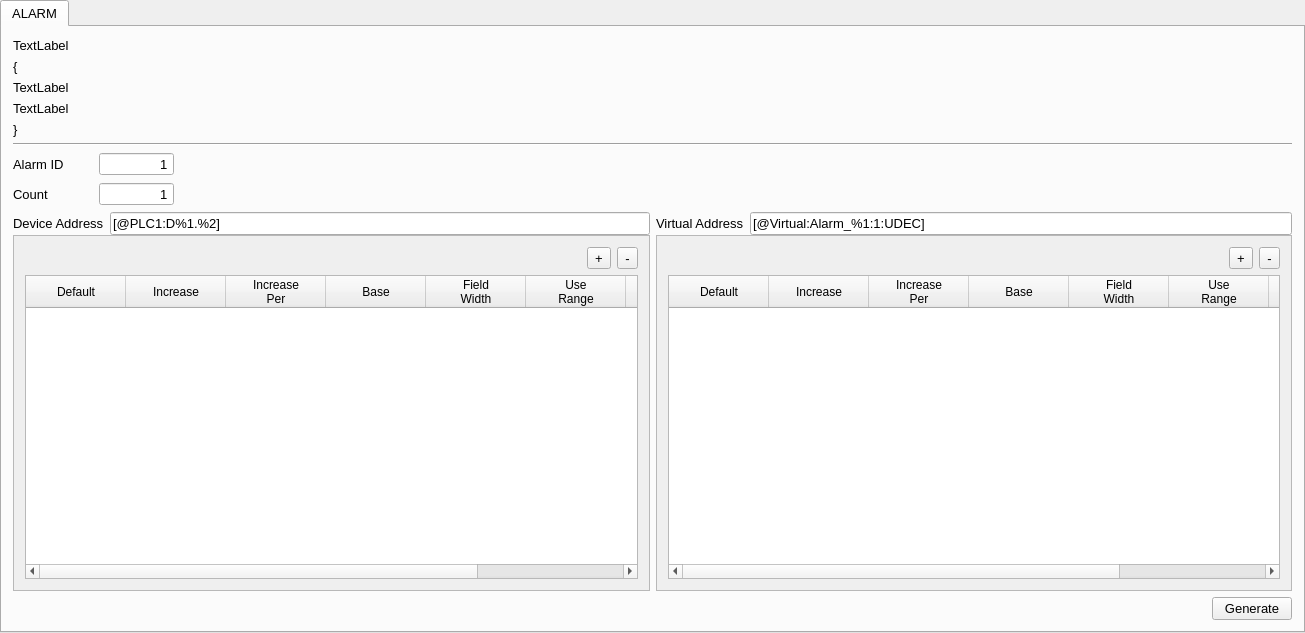
The window that MainWindow.ui (hyo0913/TDS-SecsGem-Script-Generator) describes before a commit, drawn with Qt 5.
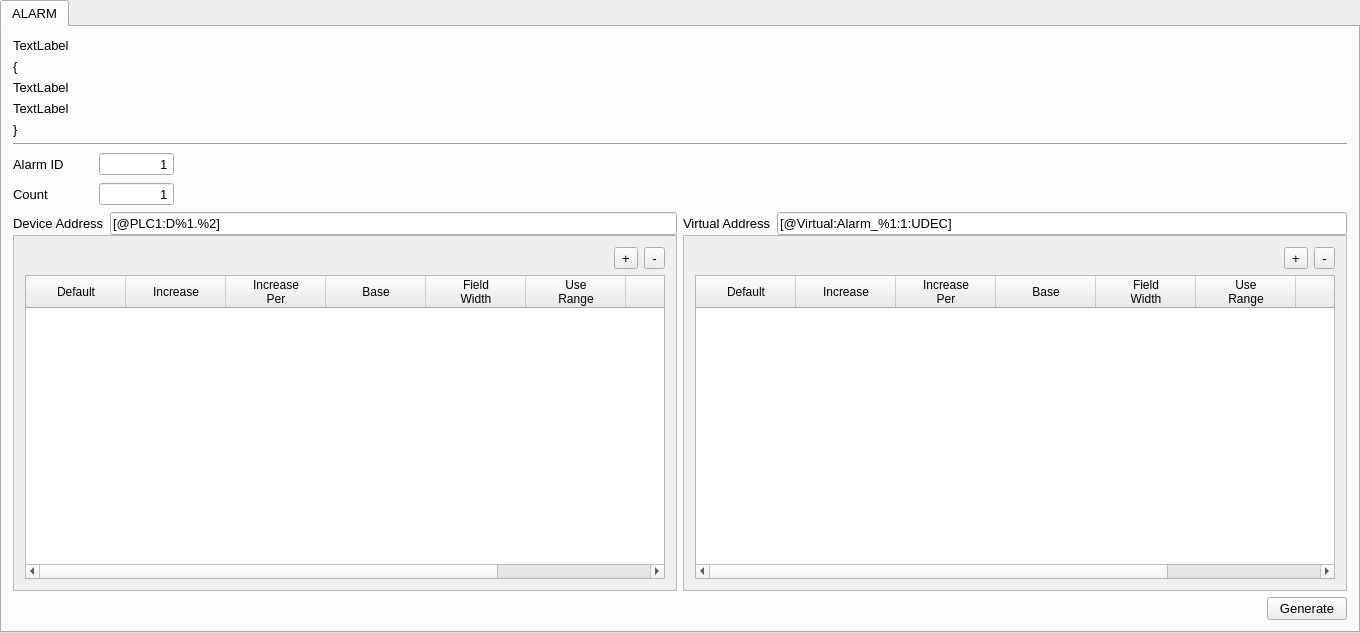
The same window after the commit.

What changed in the file:
```diff
--- a/MainWindow.ui
+++ b/MainWindow.ui
@@ -6,7 +6,7 @@
    <rect>
     <x>0</x>
     <y>0</y>
-    <width>1305</width>
+    <width>1360</width>
     <height>633</height>
    </rect>
   </property>
@@ -255,7 +255,7 @@
                 <rect>
                  <x>0</x>
                  <y>0</y>
-                 <width>632</width>
+                 <width>659</width>
                  <height>371</height>
                 </rect>
                </property>
@@ -424,7 +424,7 @@
                 <rect>
                  <x>0</x>
                  <y>0</y>
-                 <width>631</width>
+                 <width>659</width>
                  <height>371</height>
                 </rect>
                </property>
```
Left out of the diff: 1 changed line with no effect on the pictures.
